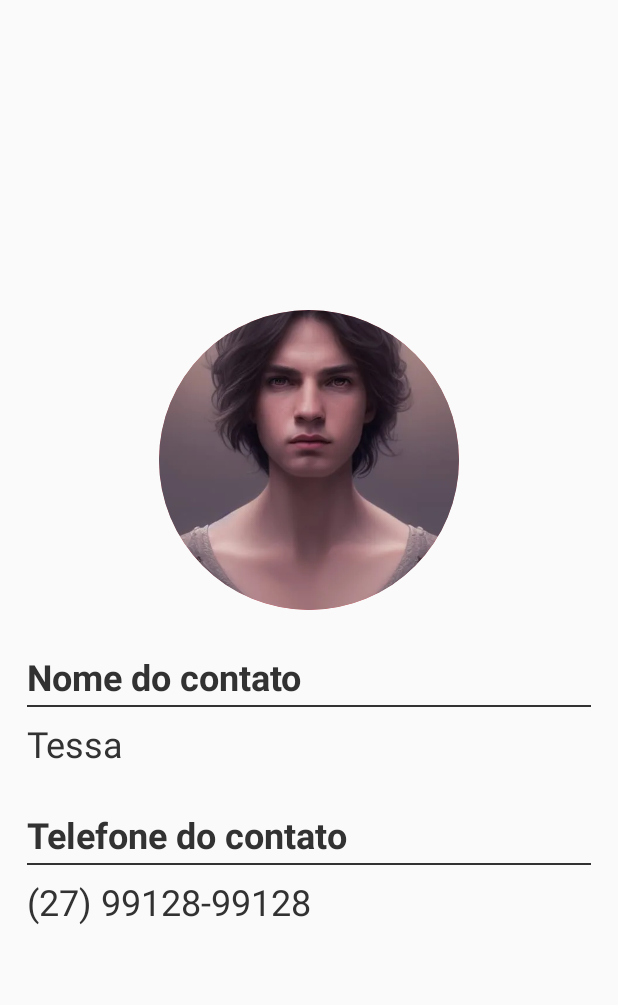
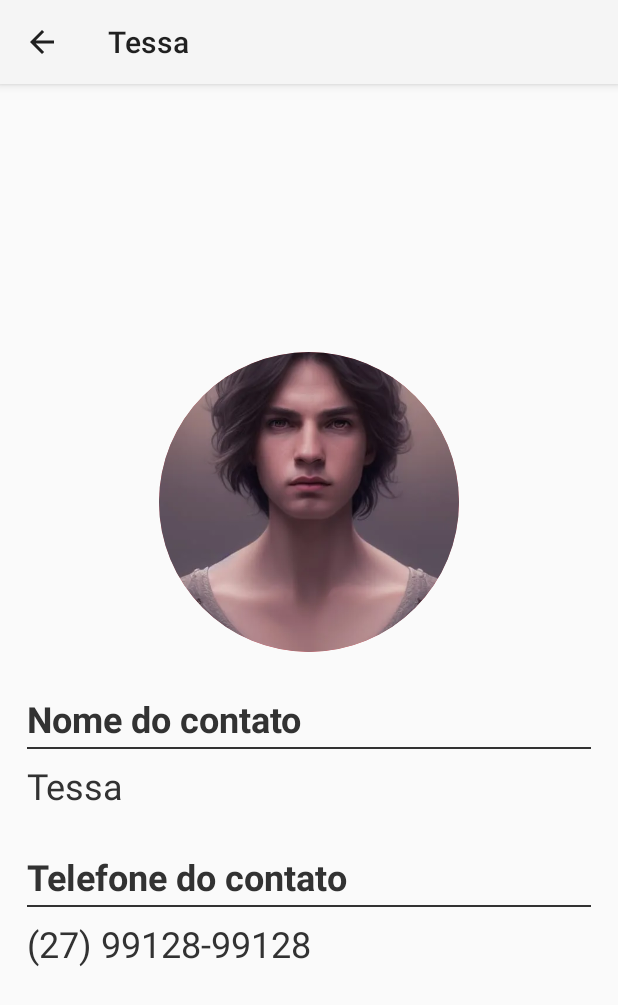
Before and after one commit to ramontrovao/contacthub, an Android app: the screen it shows after launch (ContactActivity), after a tap on "Tessa", on a phone screen of 412 x 824 dp. Shown: the top 1005 px of the screen. Run offline under Robolectric (Android 15) with nearby library versions, the phone set to English and light mode, and no system bars.

Commit message:
feat: added actionbar to app

```diff
--- a/app/src/main/AndroidManifest.xml
+++ b/app/src/main/AndroidManifest.xml
@@ -10,7 +10,7 @@
         android:label="@string/app_name"
         android:roundIcon="@mipmap/ic_launcher_round"
         android:supportsRtl="true"
-        android:theme="@style/Theme.ContactHub"
+        android:theme="@style/Theme.AppCompat.Light.NoActionBar"
         tools:targetApi="31">
         <activity
             android:name=".MainActivity"
--- a/app/src/main/java/dev/ramontrovao/contacthub/ContactActivity.kt
+++ b/app/src/main/java/dev/ramontrovao/contacthub/ContactActivity.kt
@@ -2,17 +2,24 @@ package dev.ramontrovao.contacthub
 
 import androidx.appcompat.app.AppCompatActivity
 import android.os.Bundle
+import android.view.MenuItem
 import android.widget.ImageView
 import android.widget.TextView
+import android.widget.Toast
 
 class ContactActivity : AppCompatActivity() {
     override fun onCreate(savedInstanceState: Bundle?) {
         super.onCreate(savedInstanceState)
         setContentView(R.layout.activity_contact)
+        setSupportActionBar(findViewById(R.id.contact_toolbar))
+        supportActionBar?.setDisplayHomeAsUpEnabled(true)
+        supportActionBar?.setDisplayShowHomeEnabled(true)
 
         val contactImage = intent.getIntExtra("contactImage", 0)
         val contactName = intent.getStringExtra("contactName")
         val contactPhone = intent.getStringExtra("contactPhone")
+
+        supportActionBar?.title = contactName
 
         val contactImageView = findViewById<ImageView>(R.id.contactImage)
         val contactNameView = findViewById<TextView>(R.id.contactName)
@@ -22,4 +29,15 @@ class ContactActivity : AppCompatActivity() {
         contactNameView.text = contactName
         contactPhoneView.text = contactPhone
     }
+
+    override fun onOptionsItemSelected(item: MenuItem): Boolean {
+        when (item.itemId) {
+            android.R.id.home -> {
+                this.finish()
+                return true
+            }
+        }
+
+        return super.onOptionsItemSelected(item)
+    }
 }
--- a/app/src/main/java/dev/ramontrovao/contacthub/MainActivity.kt
+++ b/app/src/main/java/dev/ramontrovao/contacthub/MainActivity.kt
@@ -10,6 +10,7 @@ class MainActivity : AppCompatActivity() {
     override fun onCreate(savedInstanceState: Bundle?) {
         super.onCreate(savedInstanceState)
         setContentView(R.layout.activity_main)
+        setSupportActionBar(findViewById(R.id.main_toolbar))
 
         val contactsList = mutableListOf<Contact>()
 
--- a/app/src/main/res/layout/activity_contact.xml
+++ b/app/src/main/res/layout/activity_contact.xml
@@ -4,11 +4,24 @@
     xmlns:tools="http://schemas.android.com/tools"
     android:layout_width="match_parent"
     android:layout_height="match_parent"
+    android:orientation="vertical"
+    tools:context=".ContactActivity">
+    <androidx.appcompat.widget.Toolbar
+        android:id="@+id/contact_toolbar"
+        android:layout_width="match_parent"
+        android:layout_height="?attr/actionBarSize"
+        android:background="?attr/colorPrimary"
+        android:elevation="4dp"
+        android:theme="@style/ThemeOverlay.AppCompat.ActionBar"
+        app:popupTheme="@style/ThemeOverlay.AppCompat.Light"/>
+
+    <LinearLayout
+        android:layout_width="match_parent"
+        android:layout_height="match_parent"
         android:padding="18dp"
         android:orientation="vertical"
         android:gravity="center"
-    android:background="#FAFAFA"
-    tools:context=".ContactActivity">
+        android:background="#FAFAFA">
         <ImageView
             android:id="@+id/contactImage"
             android:layout_gravity="center"
@@ -79,3 +92,4 @@
             </LinearLayout>
         </LinearLayout>
     </LinearLayout>
+</LinearLayout>
```
Also changed, not shown: app/src/main/res/layout/activity_main.xml (+7 -15 lines). Lines whose indentation alone changed are shown as unchanged.
